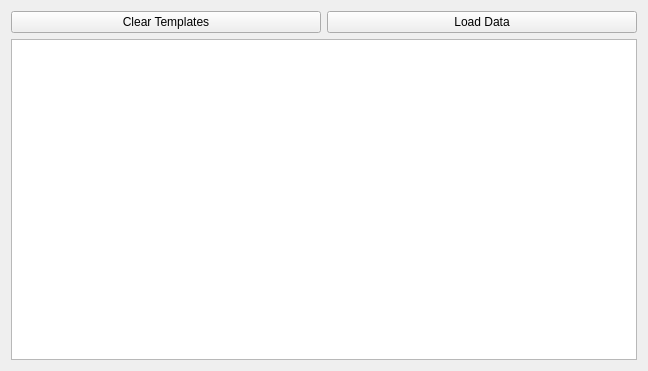
Above: quickfeatures/gui/plugin_widget.ui from andrew-plowright/quickfeatures before the change. Below: the same form after it.
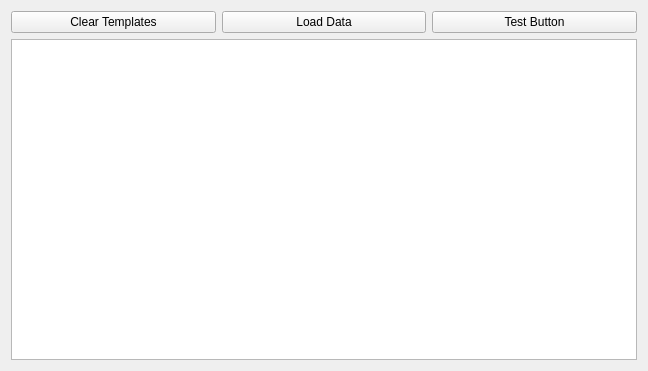
That is the form after the change.

Patch:
```diff
--- a/quickfeatures/gui/plugin_widget.ui
+++ b/quickfeatures/gui/plugin_widget.ui
@@ -30,6 +30,13 @@
      </property>
      </widget>
      </item>
+     <item>
+      <widget class="QPushButton" name="test_button">
+       <property name="text">
+        <string>Test Button</string>
+       </property>
+      </widget>
+     </item>
 	</layout>
    </item>
   
```
Left out of the diff: 1 changed line with no effect on the pictures. Lines whose indentation alone changed are shown as unchanged.
